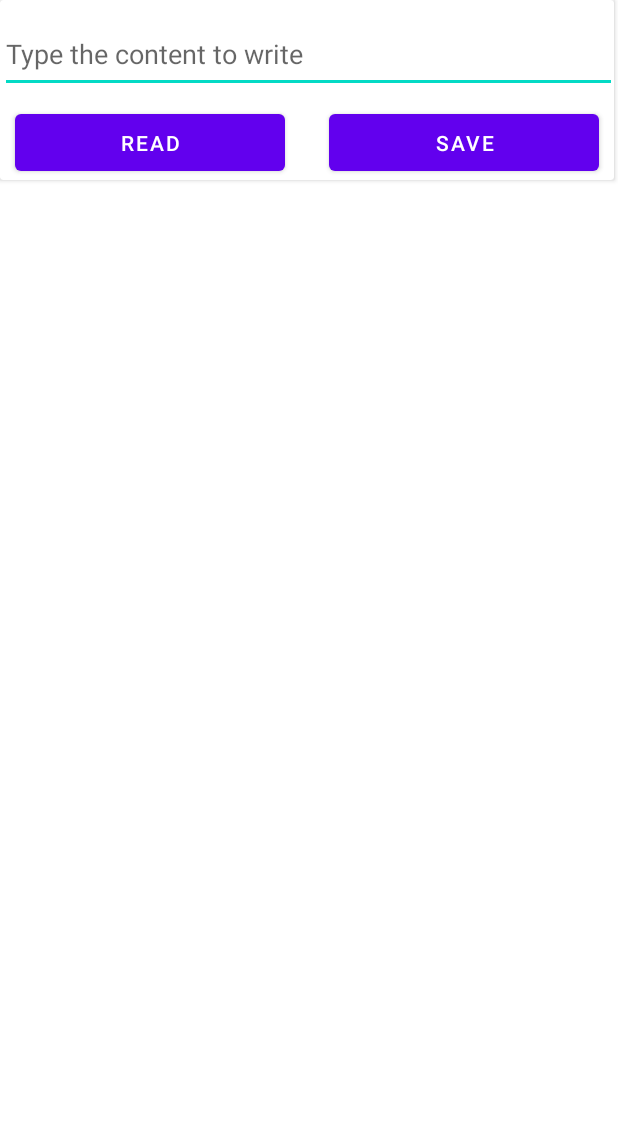
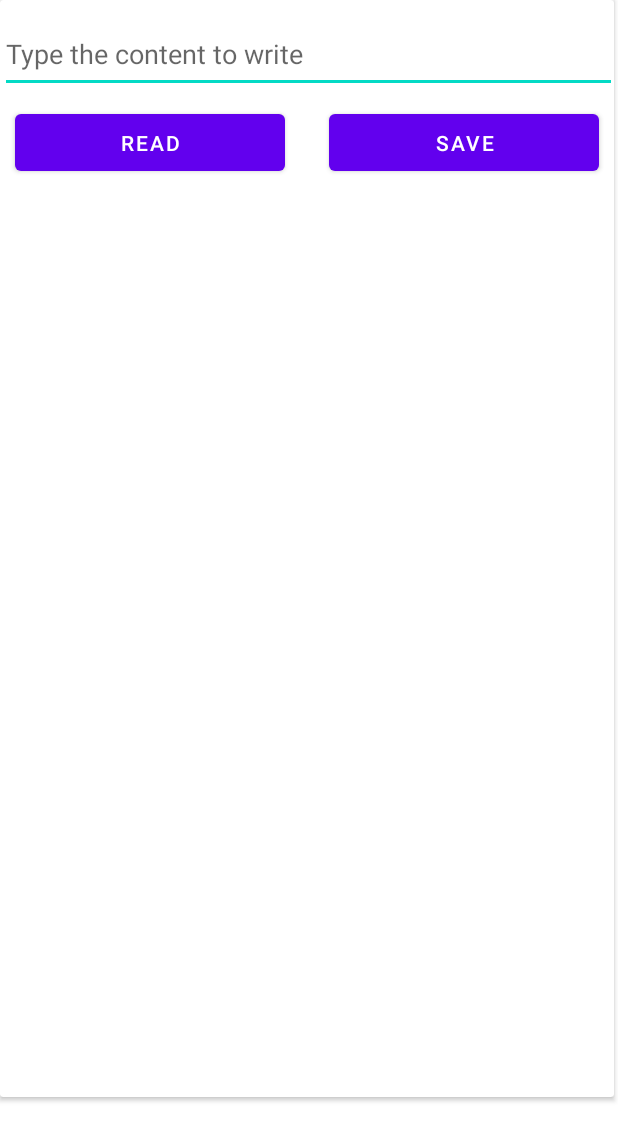
Before and after one commit to Pawi2323/domagala_pawel_repo_mobilne, an Android app: the screen it shows after launch (MainActivity), on a phone screen of 412 x 824 dp. Shown: the top 1141 px of the screen. Run offline under Robolectric (Android 15) with nearby library versions, the phone set to English and light mode, and no system bars; our stand-ins replace navigation-ui; 5 statements that could not run were skipped.

Commit message:
środek lekcji commit

```diff
--- a/09_pozycjonowanie_elementow/app/src/main/res/layout/activity_main.xml
+++ b/09_pozycjonowanie_elementow/app/src/main/res/layout/activity_main.xml
@@ -9,7 +9,7 @@
 
     <androidx.cardview.widget.CardView
         android:layout_width="409dp"
-        android:layout_height="120dp"
+        android:layout_height="731dp"
         tools:layout_editor_absoluteX="1dp">
 
         <EditText
```
Also changed, not shown: 1 other file.
